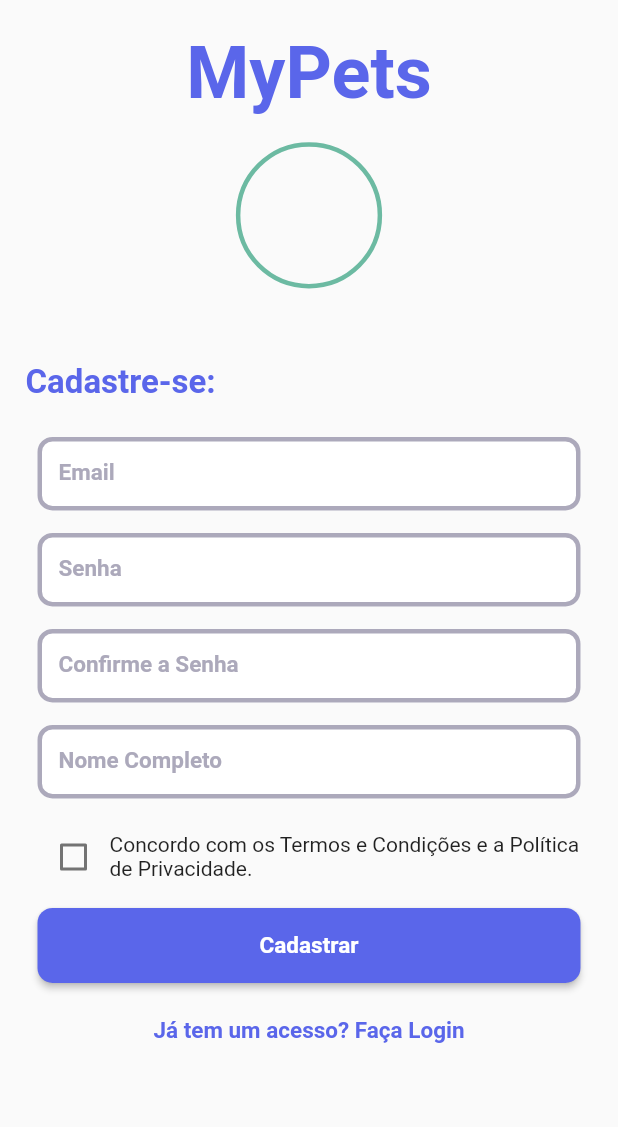
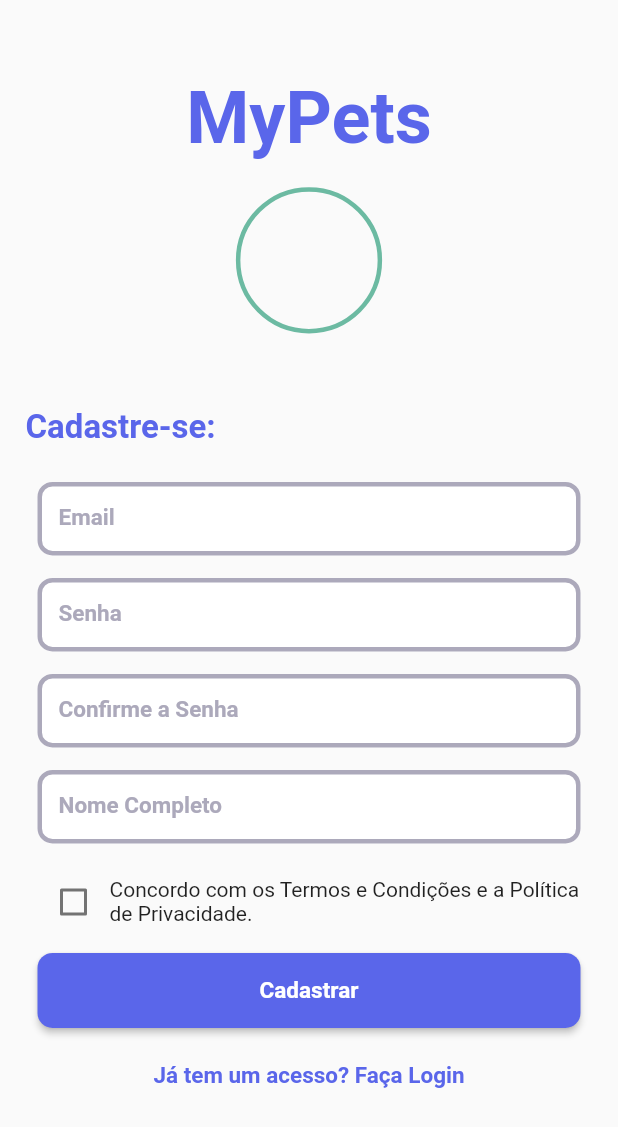
Before and after one commit to mypets-fiap/mypets_app, a Flutter app: the Signup screen opened by its route, on a phone screen of 412 x 824 dp. Shown: the top 1127 px of the screen. Run offline on Flutter 3.47's test engine with Material 2 defaults, Android fonts, the phone set to English and light mode, and no system bars; our stand-ins replace cloud_firestore, firebase_auth, firebase_core; accounts and stored records are empty; Roboto replaces fonts that are missing (Montserrat).

Commit message:
Ajuste no padding-top do logo

```diff
--- a/lib/app/pages/signup.dart
+++ b/lib/app/pages/signup.dart
@@ -11,7 +11,7 @@ class Signup extends StatelessWidget {
   Widget build(BuildContext context) {
     return Scaffold(
       body: ListView(
-        padding: const EdgeInsets.only(top: 20, left: 17, right: 17),
+        padding: const EdgeInsets.only(top: 50, left: 17, right: 17),
         children: <Widget>[
           // logo
           const AppLogoLoginSignUp(size: Size(500, 500)),
```
